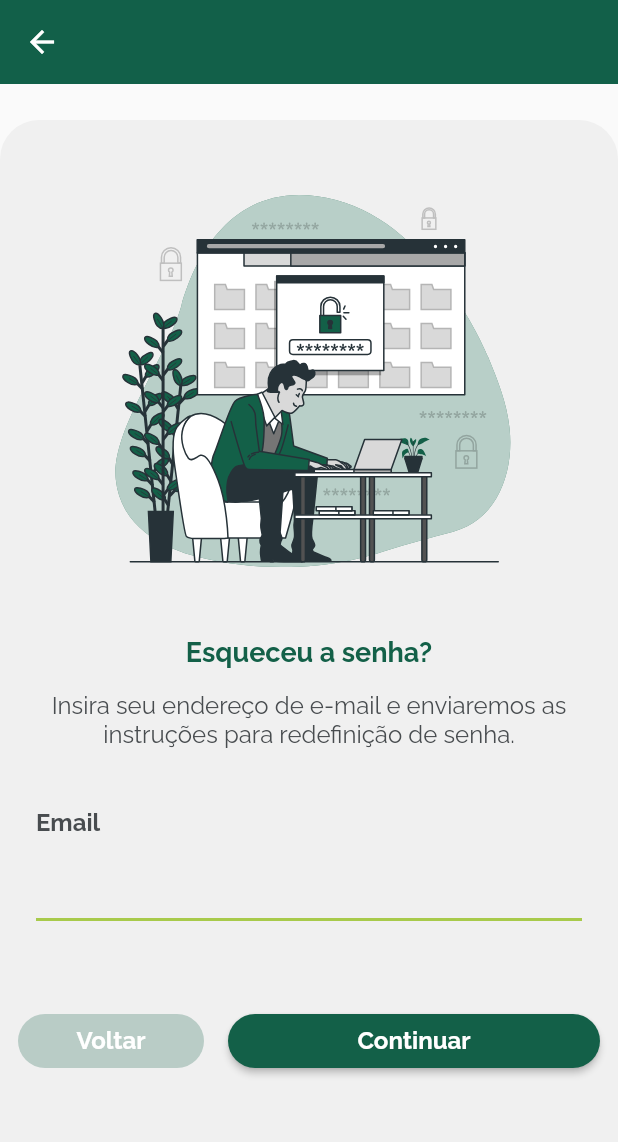
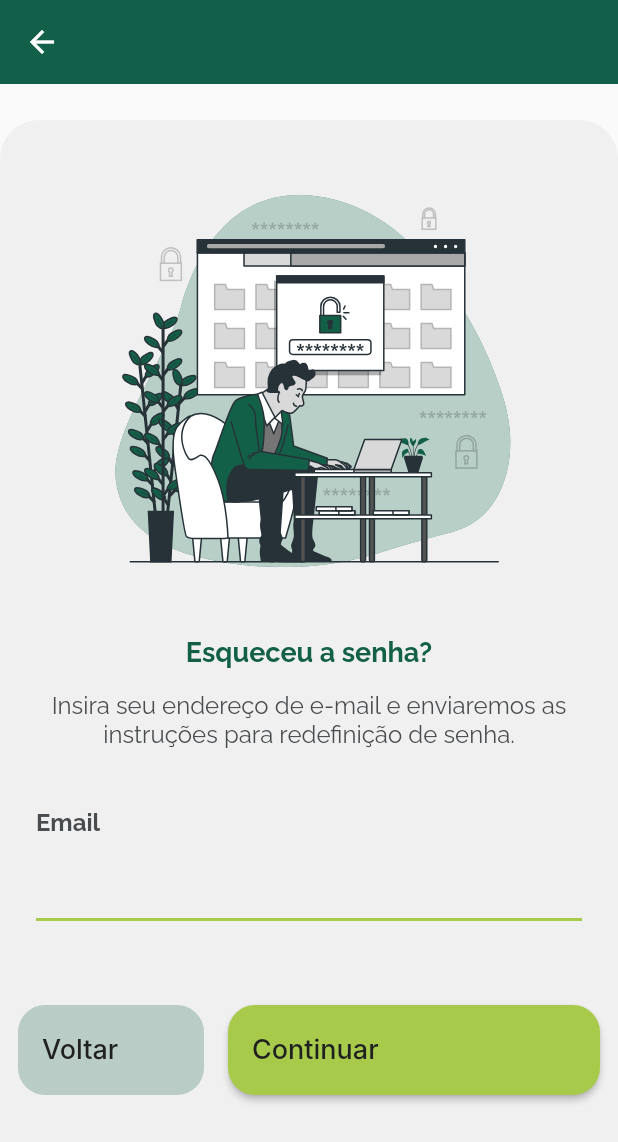
Before and after one commit to guilchvs/passaqui, a Flutter app: the ForgotPasswordScreen screen opened by its route, on a phone screen of 412 x 824 dp. Shown: the top 1142 px of the screen. Run offline on Flutter 3.47's test engine with Material 3 defaults, Android fonts, the phone set to English and light mode, and no system bars; our stand-ins replace firebase_core, firebase_crashlytics, flutter_svg, get_it, google_fonts, smooth_page_indicator; accounts and stored records are empty; Roboto replaces fonts that are missing (Inter).

Commit message:
feat: redesign button

```diff
--- a/lib/src/shared/widget/button.dart
+++ b/lib/src/shared/widget/button.dart
@@ -1,54 +1,120 @@
+// import 'package:flutter/material.dart';
+//
+// class PassaquiButton extends StatelessWidget {
+//
+//   final String label;
+//   final Function()? onTap;
+//   final Size? minimumSize;
+//   final bool isLight;
+//
+//   const PassaquiButton({
+//     required this.label,
+//     this.onTap,
+//     this.minimumSize,
+//     this.isLight = true,
+//     super.key
+//   });
+//
+//   @override
+//   Widget build(BuildContext context) {
+//     return SizedBox(
+//       width: double.infinity,
+//       child: ElevatedButton(
+//           style: ButtonStyle(
+//             minimumSize: minimumSize != null ? WidgetStatePropertyAll(minimumSize) : null,
+//             shape: WidgetStateProperty.all<RoundedRectangleBorder>(
+//                 RoundedRectangleBorder(
+//                   borderRadius: BorderRadius.circular(18.0),
+//                 )
+//             ),
+//             backgroundColor: WidgetStateProperty.resolveWith<Color>(
+//                   (Set<WidgetState> states) {
+//                 if (states.contains(WidgetState.disabled)) {
+//                   return isLight ? const Color(0xFF136048).withOpacity(.25) : const Color(0xFFA8CA4B).withOpacity(.25);
+//                 }
+//                 else{
+//                   return isLight ? const Color(0xFF136048) : const Color(0xFFA8CA4B);
+//                 }
+//               },
+//             ),
+//
+//           ),
+//           onPressed: onTap,
+//           child: Text(
+//             label,
+//             style: const TextStyle(
+//                 fontFamily: 'Raleway',
+//                 fontWeight: FontWeight.w700,
+//                 fontSize: 16,
+//                 color: Colors.white
+//             ),
+//           )
+//       ),
+//     );
+//   }
+// }
+
 import 'package:flutter/material.dart';
 
 class PassaquiButton extends StatelessWidget {
-
   final String label;
   final Function()? onTap;
   final Size? minimumSize;
   final bool isLight;
+  final bool showArrow;
 
   const PassaquiButton({
     required this.label,
     this.onTap,
     this.minimumSize,
     this.isLight = true,
-    super.key
-  });
+    this.showArrow = false,
+    Key? key,
+  }) : super(key: key);
 
   @override
   Widget build(BuildContext context) {
     return SizedBox(
-      width: double.infinity,
+      height: 60,
+      width: 350,
       child: ElevatedButton(
         style: ButtonStyle(
-            minimumSize: minimumSize != null ? WidgetStatePropertyAll(minimumSize) : null,
-            shape: WidgetStateProperty.all<RoundedRectangleBorder>(
+          minimumSize: minimumSize != null ? MaterialStateProperty.all(minimumSize!) : null,
+          shape: MaterialStateProperty.all<RoundedRectangleBorder>(
             RoundedRectangleBorder(
               borderRadius: BorderRadius.circular(18.0),
-                )
             ),
-            backgroundColor: WidgetStateProperty.resolveWith<Color>(
-                  (Set<WidgetState> states) {
-                if (states.contains(WidgetState.disabled)) {
-                  return isLight ? const Color(0xFF136048).withOpacity(.25) : const Color(0xFFA8CA4B).withOpacity(.25);
-                }
-                else{
-                  return isLight ? const Color(0xFF136048) : const Color(0xFFA8CA4B);
+          ),
+          backgroundColor: MaterialStateProperty.resolveWith<Color>(
+            (Set<MaterialState> states) {
+              if (states.contains(MaterialState.disabled)) {
+                return isLight ? const Color(0xFF136048).withOpacity(0.25) : const Color(0xFFA8CA4B).withOpacity(0.25);
+              } else {
+                return const Color(0xFFA8CA4B);
               }
             },
           ),
-
         ),
         onPressed: onTap,
-          child: Text(
+        child: Row(
+          mainAxisAlignment: MainAxisAlignment.spaceBetween,
+          children: [
+            Text(
               label,
               style: const TextStyle(
-                fontFamily: 'Raleway',
-                fontWeight: FontWeight.w700,
-                fontSize: 16,
-                color: Colors.white
+                fontFamily: 'Inter',
+                fontWeight: FontWeight.w500,
+                fontSize: 18,
+                color: const Color(0xFF202020),
               ),
-          )
+            ),
+            if (showArrow)
+              Icon(
+                Icons.arrow_forward,
+                color: const Color(0xFF202020),
+              ),
+          ],
+        ),
       ),
     );
   }
```
Lines whose indentation alone changed are shown as unchanged.
